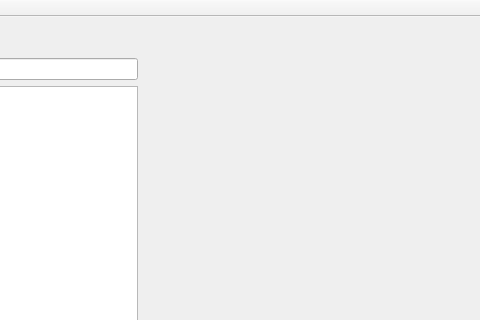
Qt form mainwindow.ui (AndreyKuzmaDev/OPDProject) before a commit; both pictures show x 792 to 1272 and y 0 to 320 of the 1417 by 757 pixel window.
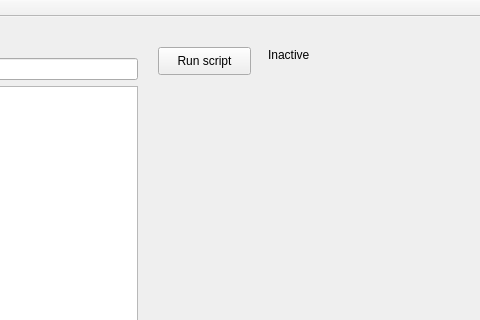
The same form after that commit.

Patch:
```diff
--- a/mainwindow.ui
+++ b/mainwindow.ui
@@ -56,6 +56,32 @@
      <string>Далее</string>
     </property>
    </widget>
+   <widget class="QPushButton" name="buttonRunPy">
+    <property name="geometry">
+     <rect>
+      <x>950</x>
+      <y>30</y>
+      <width>93</width>
+      <height>28</height>
+     </rect>
+    </property>
+    <property name="text">
+     <string>Run script</string>
+    </property>
+   </widget>
+   <widget class="QLabel" name="labelIsRunning">
+    <property name="geometry">
+     <rect>
+      <x>1060</x>
+      <y>30</y>
+      <width>55</width>
+      <height>16</height>
+     </rect>
+    </property>
+    <property name="text">
+     <string>Inactive</string>
+    </property>
+   </widget>
   </widget>
   <widget class="QMenuBar" name="menuBar">
    <property name="geometry">
```
